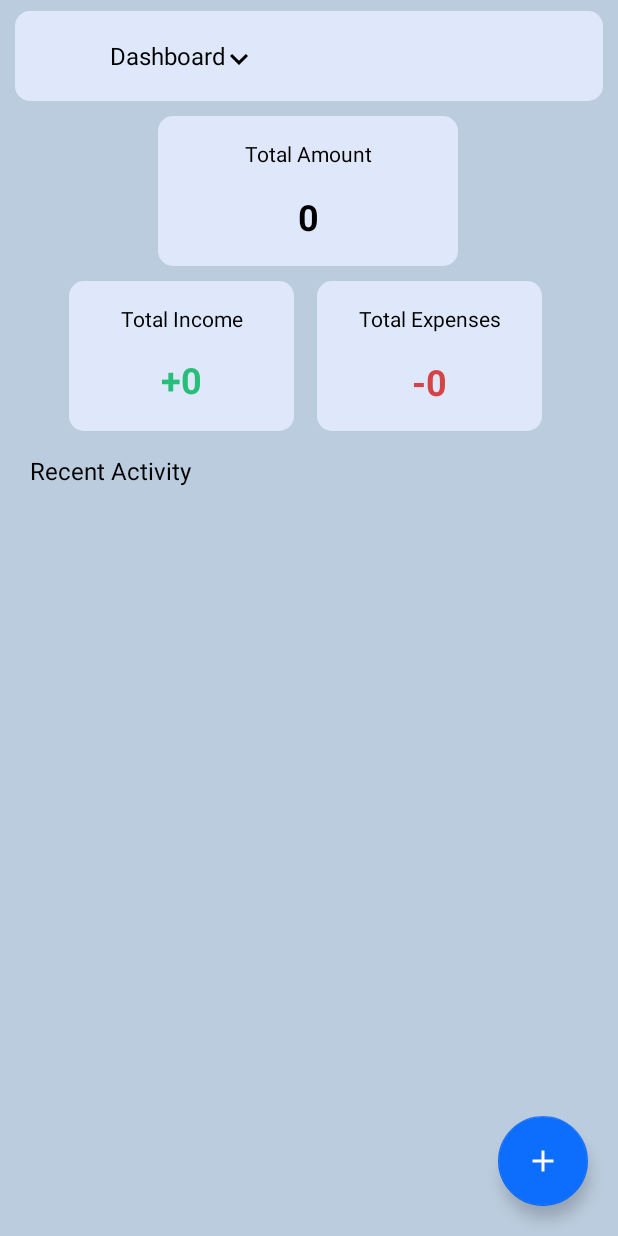
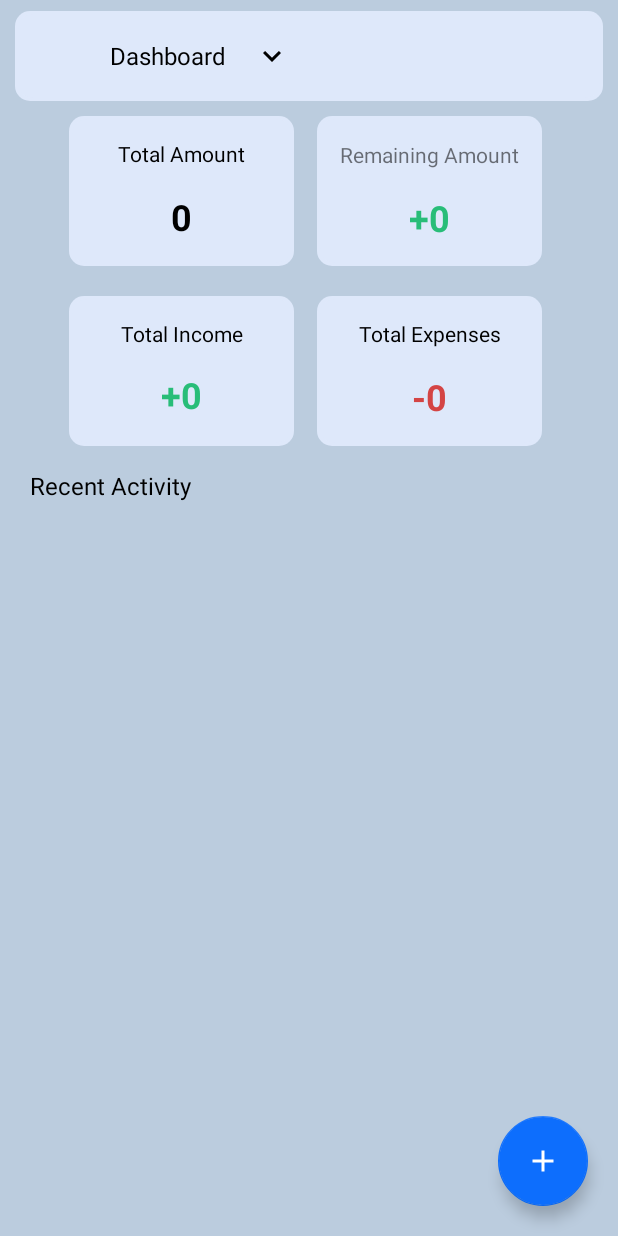
Before and after one commit to Bharath-1410/ExpenesesTrackerApp, an Android app: the screen it shows after launch (MainActivity), on a phone screen of 412 x 824 dp. Run offline under Robolectric (Android 15) with nearby library versions, the light colour scheme and no system bars.

Commit message:
Added Remaining Amount column

```diff
--- a/app/src/main/java/com/example/expensetracker/Dashboard.java
+++ b/app/src/main/java/com/example/expensetracker/Dashboard.java
@@ -3,6 +3,7 @@ package com.example.expensetracker;
 import android.app.Activity;
 import android.content.Context;
 import android.content.Intent;
+import android.graphics.Color;
 import android.os.Bundle;
 
 import androidx.core.content.ContextCompat;
@@ -29,7 +30,8 @@ import java.util.ArrayList;
  */
 public class Dashboard extends Fragment {
     View view;
-    public static TextView totalExpense,totalAmount,totalSavings;
+    public static TextView totalExpense,totalAmount,totalSavings,remainingAmount;
+
     // TODO: Rename parameter arguments, choose names that match
     // the fragment initialization parameters, e.g. ARG_ITEM_NUMBER
     private static final String ARG_PARAM1 = "param1";
@@ -77,6 +79,7 @@ public class Dashboard extends Fragment {
         totalExpense = view.findViewById(R.id.totalExpenses);
         totalAmount = view.findViewById(R.id.totalAmount);
         totalSavings = view.findViewById(R.id.totalIncome);
+        remainingAmount = view.findViewById(R.id.remainingAmount);
         try {
             updateRecyclerViewData(getContext(),expenseRecyclerView,getActivity());
             Log.d("Dashboard", "Dashboard is updated Successfully");
@@ -166,6 +169,16 @@ public class Dashboard extends Fragment {
     }
     public static void setAllAmounts(Context context){
         totalAmount.setText(""+(DBHelper.getTotalIncome(context) + DBHelper.getTotalExpenses(context)));
+        int val = DBHelper.getTotalIncome(context) - DBHelper.getTotalExpenses(context);
+        String expenseColor = "#d44444";
+        String savingsColor = "#28BD78";
+        if (val>=0){
+            remainingAmount.setText("+"+val);
+            remainingAmount.setTextColor(Color.parseColor(savingsColor));
+        }else{
+            remainingAmount.setText("-"+val);
+            remainingAmount.setTextColor(Color.parseColor((expenseColor)));
+        }
         totalExpense.setText("-"+DBHelper.getTotalExpenses(context));
         totalSavings.setText("+"+DBHelper.getTotalIncome(context));
         Log.i("ExpenseTracker", "Dashboard setAllAmounts Is Executed Successfully");
@@ -174,13 +187,4 @@ public class Dashboard extends Fragment {
         Log.d("ExpenseTracker", "Dashboard getExpenseRecyclerView() returned: " + expenseRecyclerView);
         return expenseRecyclerView;
     }
-    public static TextView getTotalExpense(){
-        return totalExpense;
-    }
-    public static TextView getTotalAmount(){
-        return totalAmount;
-    }
-    public static TextView getTotalSavings(){
-        return totalSavings;
-    }
 }
--- a/app/src/main/res/layout/activity_main.xml
+++ b/app/src/main/res/layout/activity_main.xml
@@ -54,10 +54,9 @@
                 android:src="@drawable/down_arrow_black"
                 app:layout_constraintBottom_toBottomOf="parent"
                 app:layout_constraintEnd_toEndOf="parent"
-                app:layout_constraintHorizontal_bias="0.379"
+                app:layout_constraintHorizontal_bias="0.436"
                 app:layout_constraintStart_toStartOf="parent"
-                app:layout_constraintTop_toTopOf="parent"
-                app:layout_constraintVertical_bias="0.555" />
+                app:layout_constraintTop_toTopOf="parent" />
 
         </androidx.constraintlayout.widget.ConstraintLayout>
 
--- a/app/src/main/res/layout/fragment_dashboard.xml
+++ b/app/src/main/res/layout/fragment_dashboard.xml
@@ -13,20 +13,27 @@
 
         <LinearLayout
             android:id="@+id/linearLayout3"
-            android:layout_width="200dp"
-            android:layout_height="100dp"
-            android:layout_marginTop="10dp"
-            android:background="@drawable/round_edges"
-            android:orientation="vertical"
+            android:layout_width="match_parent"
+            android:layout_height="120dp"
+            android:layout_marginLeft="15dp"
+            android:layout_marginRight="20dp"
+            android:gravity="center"
+            android:orientation="horizontal"
             app:layout_constraintEnd_toEndOf="parent"
-            app:layout_constraintHorizontal_bias="0.497"
+            app:layout_constraintHorizontal_bias="0.5"
             app:layout_constraintStart_toStartOf="parent"
             app:layout_constraintTop_toTopOf="parent">
 
+            <LinearLayout
+                android:layout_width="150dp"
+                android:layout_height="100dp"
+                android:layout_marginRight="15dp"
+                android:background="@drawable/round_edges"
+                android:orientation="vertical">
+
                 <TextView
-                android:layout_width="match_parent"
+                    android:layout_width="150dp"
                     android:layout_height="wrap_content"
-                android:layout_gravity="center"
                     android:gravity="center"
                     android:paddingTop="15dp"
                     android:text="Total Amount"
@@ -34,7 +41,7 @@
 
                 <TextView
                     android:id="@+id/totalAmount"
-                android:layout_width="match_parent"
+                    android:layout_width="150dp"
                     android:layout_height="match_parent"
                     android:backgroundTint="@color/white"
                     android:gravity="center"
@@ -44,6 +51,33 @@
                     android:textColorHighlight="#000000"
                     android:textSize="24sp"
                     android:textStyle="bold" />
+            </LinearLayout>
+
+            <LinearLayout
+                android:layout_width="150dp"
+                android:layout_height="100dp"
+                android:background="@drawable/round_edges"
+                android:orientation="vertical">
+
+                <TextView
+                    android:id="@+id/textView4"
+                    android:layout_width="match_parent"
+                    android:layout_height="35dp"
+                    android:gravity="bottom|center_horizontal"
+                    android:text="Remaining Amount"
+                    android:textStyle="normal" />
+
+                <TextView
+                    android:id="@+id/remainingAmount"
+                    android:layout_width="match_parent"
+                    android:layout_height="match_parent"
+                    android:gravity="center"
+                    android:text="1000"
+                    android:textColor="@color/black"
+                    android:textSize="24dp"
+                    android:textStyle="bold" />
+
+            </LinearLayout>
 
         </LinearLayout>
 
```
Also changed, not shown: app/src/main/res/layout/expenses_add_floaing_button.xml (+4 -4 lines), app/src/main/res/layout/expenses_detail_layout.xml (+11 -9 lines). Lines whose indentation alone changed are shown as unchanged.
